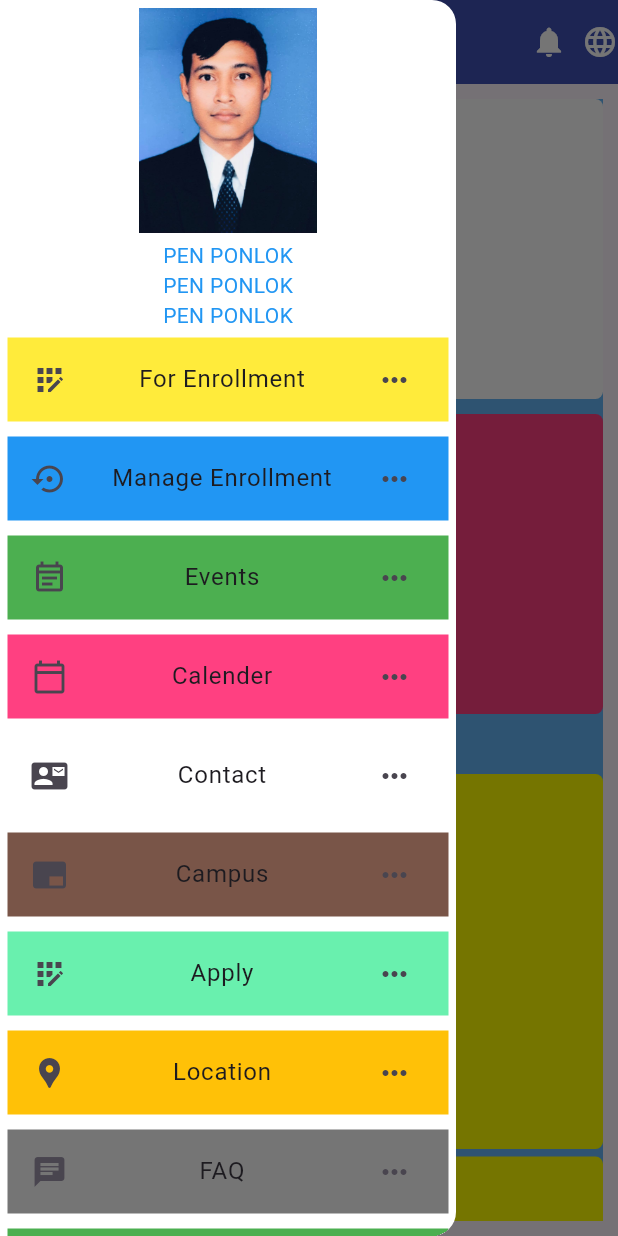
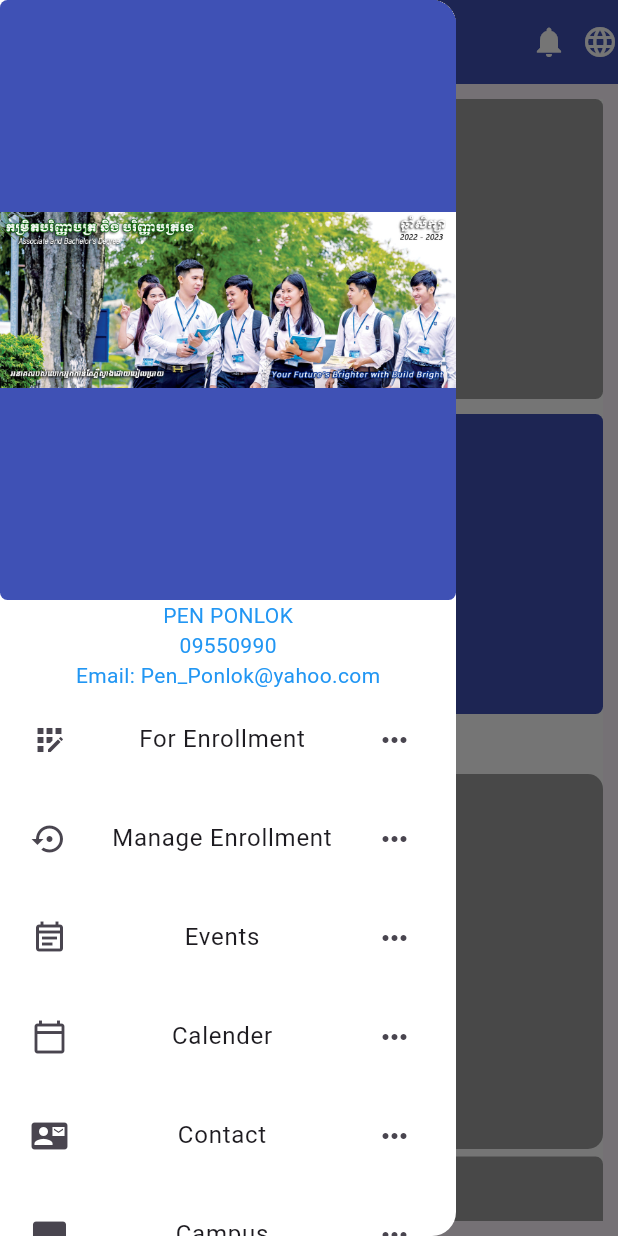
Before and after one commit to Cyperfroz00/griddemo, a Flutter app: the screen it shows after launch, with the side drawer open, on a phone screen of 412 x 824 dp. Run offline on Flutter 3.47's test engine with Material 2 defaults, Android fonts, the phone set to English and light mode, and no system bars.

Commit message:
16th update body and Card

```diff
--- a/lib/componnet/list_view_screen.dart
+++ b/lib/componnet/list_view_screen.dart
@@ -19,12 +19,12 @@ class _ListviewscreenState extends State<Listviewscreen> {
               children: [
                 Center(
                   child: Container(
-                    width: 150,
-                    height: 150,
-                    margin: EdgeInsets.all(5),
+                    decoration: BoxDecoration(
+                      borderRadius: BorderRadius.all(Radius.circular(5),),color: Colors.indigo,
+                    ),
                     child: Image.asset(
-                      'assets/images/ceo.jpg',
-                    ),
+                      'assets/images/sidebar.jpg',
+                    ) ,height: 400,
                   ),
                 ),
                 Center(
@@ -35,19 +35,19 @@ class _ListviewscreenState extends State<Listviewscreen> {
                 ),
                 Center(
                   child: Text(
-                    'PEN PONLOK',
+                    '09550990',
                     style: TextStyle(color: Colors.blue),
                   ),
                 ),
                 Center(
                   child: Text(
-                    'PEN PONLOK',
+                    'Email: Pen_Ponlok@yahoo.com',
                     style: TextStyle(color: Colors.blue),
                   ),
                 ),
                 Container(
                   margin: EdgeInsets.all(5),
-                  color: Colors.yellow[500],
+                  //color: Colors.yellow[500],
                   child: ListTile(
                     leading: Icon(Icons.app_registration),
                     title: Center(child: Text('For Enrollment')),
@@ -56,7 +56,7 @@ class _ListviewscreenState extends State<Listviewscreen> {
                 ),
                 Container(
                   margin: EdgeInsets.all(5),
-                  color: Colors.blue,
+                  //color: Colors.blue,
                   child: ListTile(
                     leading: Icon(Icons.settings_backup_restore),
                     title: Center(child: Text('Manage Enrollment')),
@@ -65,7 +65,7 @@ class _ListviewscreenState extends State<Listviewscreen> {
                 ),
                 Container(
                   margin: EdgeInsets.all(5),
-                  color: Colors.green,
+                  //color: Colors.green,
                   child: ListTile(
                     leading: Icon(Icons.event_note_outlined),
                     title: Center(child: Text('Events')),
@@ -74,7 +74,7 @@ class _ListviewscreenState extends State<Listviewscreen> {
                 ),
                 Container(
                   margin: EdgeInsets.all(5),
-                  color: Colors.pinkAccent,
+                  //color: Colors.pinkAccent,
                   child: ListTile(
                     leading: Icon(Icons.calendar_today_outlined),
                     title: Center(child: Text('Calender')),
@@ -83,7 +83,7 @@ class _ListviewscreenState extends State<Listviewscreen> {
                 ),
                 Container(
                   margin: EdgeInsets.all(5),
-                  color: Colors.white,
+                  //color: Colors.white,
                   child: ListTile(
                     leading: Icon(Icons.contact_mail),
                     title: Center(child: Text('Contact')),
@@ -92,7 +92,7 @@ class _ListviewscreenState extends State<Listviewscreen> {
                 ),
                 Container(
                   margin: EdgeInsets.all(5),
-                  color: Colors.brown,
+                  //color: Colors.brown,
                   child: ListTile(
                     leading: Icon(Icons.branding_watermark),
                     title: Center(child: Text('Campus')),
@@ -101,7 +101,7 @@ class _ListviewscreenState extends State<Listviewscreen> {
                 ),
                 Container(
                   margin: EdgeInsets.all(5),
-                  color: Colors.greenAccent,
+                  //color: Colors.greenAccent,
                   child: ListTile(
                     leading: Icon(Icons.app_registration),
                     title: Center(
@@ -112,7 +112,7 @@ class _ListviewscreenState extends State<Listviewscreen> {
                 ),
                 Container(
                   margin: EdgeInsets.all(5),
-                  color: Colors.amber,
+                 // color: Colors.amber,
                   child: ListTile(
                     leading: Icon(Icons.location_pin),
                     title: Center(
@@ -123,7 +123,7 @@ class _ListviewscreenState extends State<Listviewscreen> {
                 ),
                 Container(
                   margin: EdgeInsets.all(5),
-                  color: Colors.black54,
+                  //color: Colors.black54,
                   child: ListTile(
                     leading: Icon(Icons.chat),
                     title: Center(
@@ -134,7 +134,7 @@ class _ListviewscreenState extends State<Listviewscreen> {
                 ),
                 Container(
                   margin: EdgeInsets.all(5),
-                  color: Colors.green,
+                  //color: Colors.green,
                   child: ListTile(
                     leading: Icon(Icons.school_rounded),
                     title: Center(
@@ -145,7 +145,7 @@ class _ListviewscreenState extends State<Listviewscreen> {
                 ),
                 Container(
                   margin: EdgeInsets.all(5),
-                  color: Colors.red,
+                  //color: Colors.red,
                   child: ListTile(
                     leading: Icon(Icons.video_collection),
                     title: Center(
@@ -156,7 +156,7 @@ class _ListviewscreenState extends State<Listviewscreen> {
                 ),
                 Container(
                   margin: EdgeInsets.all(5),
-                  color: Colors.yellowAccent,
+                  //color: Colors.yellowAccent,
                   child: ListTile(
                     leading: Icon(Icons.people),
                     title: Center(
@@ -167,7 +167,7 @@ class _ListviewscreenState extends State<Listviewscreen> {
                 ),
                 Container(
                   margin: EdgeInsets.all(5),
-                  color: Colors.blue,
+                 // color: Colors.blue,
                   child: ListTile(
                     leading: Icon(Icons.logout),
                     title: Center(
@@ -178,7 +178,7 @@ class _ListviewscreenState extends State<Listviewscreen> {
                 ),
                 Container(
                   margin: EdgeInsets.all(5),
-                  color: Colors.greenAccent,
+                //  color: Colors.greenAccent,
                   child: ListTile(
                     leading: Icon(Icons.info),
                     title: Center(
@@ -227,19 +227,19 @@ class _ListviewscreenState extends State<Listviewscreen> {
       ),
       body: Container(
         margin: EdgeInsets.all(10),
-        color: Colors.blue[300],
+        color: Colors.white,
         child: ListView(
           children: [
             Container(
               decoration: BoxDecoration(
-                borderRadius: BorderRadius.all(Radius.circular(5),),color: Colors.white,
+                borderRadius: BorderRadius.all(Radius.circular(5),),color: Colors.grey,
               ),
               width: 200,
               height: 200,
               //color: Colors.white,
               child: const ListTile(
           //      leading: Icon(Icons.home),
-                title: Text('Card'),
+                title: Text('Card',style: TextStyle(color: Colors.white),),
           //      trailing: Icon(Icons.more_horiz),
               ),
             ),SizedBox(
@@ -247,7 +247,7 @@ class _ListviewscreenState extends State<Listviewscreen> {
             ),
             Container(
               decoration: BoxDecoration(
-                borderRadius: BorderRadius.all(Radius.circular(5),),color: Colors.pinkAccent,
+                borderRadius: BorderRadius.all(Radius.circular(5),),color: Colors.indigo,
               ),
               width: 200,
               height: 200,
@@ -255,7 +255,7 @@ class _ListviewscreenState extends State<Listviewscreen> {
               //color: Colors.white,
               child: const ListTile(
                 //      leading: Icon(Icons.home),
-                title: Text('Sameple Certificate'),
+                title: Text('Sameple Certificate',style: TextStyle(color: Colors.white),),
                 //      trailing: Icon(Icons.more_horiz),
               ),
             ),
@@ -264,18 +264,19 @@ class _ListviewscreenState extends State<Listviewscreen> {
             ),
             Container(
               margin: EdgeInsets.only(top: 5,bottom: 5),
-              child: Text('Message'),
+              child: Text('Message',style: TextStyle(color: Colors.white),),
             ),
             Container(
              height: 250,
               decoration: BoxDecoration(
-                borderRadius: BorderRadius.all(Radius.circular(5),),color: Colors.yellowAccent,
+                borderRadius: BorderRadius.all(Radius.circular(10),),color: Colors.grey,
               ),
+              child: Center(
                 child: Row(
-                mainAxisAlignment: MainAxisAlignment.spaceBetween,
+                  mainAxisAlignment: MainAxisAlignment.spaceAround,
                   children: [
-                  Text('Image 1'),
-                  Text('Image 2'),
+                    Text('Image 1',style: TextStyle(color: Colors.white),),
+                    Text('Image 2',style: TextStyle(color: Colors.white),),
                     Container(
                       child: Column(
 
@@ -284,17 +285,18 @@ class _ListviewscreenState extends State<Listviewscreen> {
                   ],
                 ),
               ),
+            ),
             SizedBox(height: 5,),
             Container(
               decoration: BoxDecoration(
-                borderRadius: BorderRadius.all(Radius.circular(5),),color: Colors.yellowAccent,
+                borderRadius: BorderRadius.all(Radius.circular(5),),color: Colors.grey
               ),
               width: 200,
               height: 200,
               //color: Colors.white,
               child: const ListTile(
                 //      leading: Icon(Icons.home),
-                title: Text('Slide'),
+                title: Text('Slide',style: TextStyle(color: Colors.white),),
                 //      trailing: Icon(Icons.more_horiz),
               ),
             ),
--- a/pubspec.yaml
+++ b/pubspec.yaml
@@ -64,6 +64,7 @@ flutter:
   #   - images/a_dot_ham.jpeg
   assets:
     - assets/images/ceo.jpg
+    - assets/images/sidebar.jpg
 
   # An image asset can refer to one or more resolution-specific "variants", see
   # https://flutter.dev/assets-and-images/#resolution-aware
```
Also changed, not shown: assets/images/sidebar.jpg (added). Lines whose indentation alone changed are shown as unchanged.
